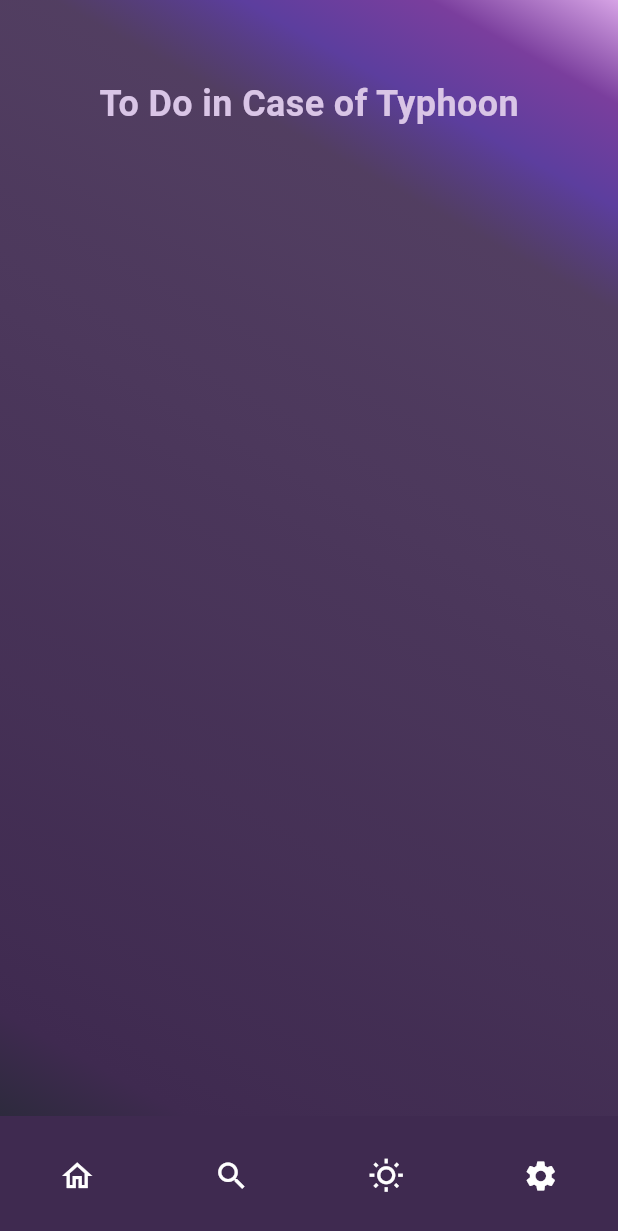
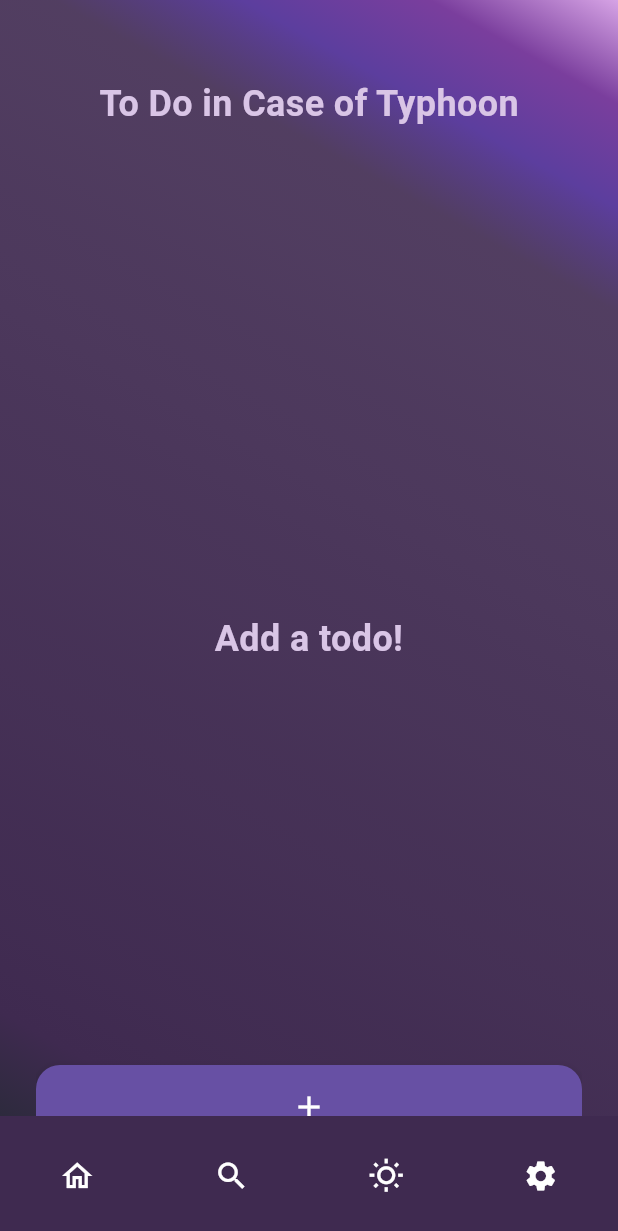
Before and after one commit to MattU27/NimbusNotes, a Flutter app: the screen it shows after launch, item 4 of the bottom bar chosen, on a phone screen of 412 x 824 dp. Shown: the top 1231 px of the screen. Run offline on Flutter 3.47's test engine with Material 3 defaults, Android fonts, the phone set to English and light mode, and no system bars; our stand-ins replace cloud_firestore, dio, firebase_core, flutter_riverpod, geolocator, jiffy; accounts and stored records are empty; network calls fail.

Commit message:
Working Firebase Todo

```diff
--- /dev/null
+++ b/lib/models/todo.dart
@@ -0,0 +1,45 @@
+import 'package:cloud_firestore/cloud_firestore.dart';
+
+class Todo {
+  String task;
+  bool isDone;
+  Timestamp createdOn;
+  Timestamp updatedOn;
+
+  Todo({
+    required this.task,
+    required this.isDone,
+    required this.createdOn,
+    required this.updatedOn,
+  });
+
+  Todo.fromJson(Map<String, Object?> json)
+      : this(
+          task: json['task']! as String,
+          isDone: json['isDone']! as bool,
+          createdOn: json['createdOn']! as Timestamp,
+          updatedOn: json['updatedOn']! as Timestamp,
+        );
+
+  Todo copyWith({
+    String? task,
+    bool? isDone,
+    Timestamp? createdOn,
+    Timestamp? updatedOn,
+  }) {
+    return Todo(
+        task: task ?? this.task,
+        isDone: isDone ?? this.isDone,
+        createdOn: createdOn ?? this.createdOn,
+        updatedOn: updatedOn ?? this.updatedOn);
+  }
+
+  Map<String, Object?> toJson() {
+    return {
+      'task': task,
+      'isDone': isDone,
+      'createdOn': createdOn,
+      'updatedOn': updatedOn,
+    };
+  }
+}
--- a/lib/screens/Todo_screen.dart
+++ b/lib/screens/Todo_screen.dart
@@ -1,9 +1,22 @@
+import 'package:cloud_firestore/cloud_firestore.dart';
 import 'package:flutter/material.dart';
+import 'package:intl/intl.dart';
+
 import '/constants/text_styles.dart';
 import '/views/gradient_container.dart';
+import '/models/todo.dart';
+import '/services/database_service.dart';
 
-class TodoScreen extends StatelessWidget {
+class TodoScreen extends StatefulWidget {
   const TodoScreen({super.key});
+
+  @override
+  State<TodoScreen> createState() => _TodoScreenState();
+}
+
+class _TodoScreenState extends State<TodoScreen> {
+  final TextEditingController _textEditingController = TextEditingController();
+  final DatabaseService _databaseService = DatabaseService();
 
   @override
   Widget build(BuildContext context) {
@@ -12,22 +25,119 @@ class TodoScreen extends StatelessWidget {
         SizedBox(
           height: MediaQuery.of(context).size.height - 150,
           width: double.infinity,
-          child: const Column(
-            mainAxisAlignment: MainAxisAlignment.start, // Aligns children to the top
+          child: Column(
+            mainAxisAlignment: MainAxisAlignment.start,
             children: [
-              Padding(
+              const Padding(
                 padding: EdgeInsets.all(16.0),
                 child: Text(
                   'To Do in Case of Typhoon',
-                  style: TextStyles.h1, // Use the same style as the title in ForecastReportScreen
-                  textAlign: TextAlign.left, // Align text to the left
+                  style: TextStyles.h1,
+                  textAlign: TextAlign.left,
                 ),
               ),
-              SizedBox(height: 40), // Spacing
+              const SizedBox(height: 40),
+              Expanded(child: _buildTodoList()),
             ],
+          ),
+        ),
+        FloatingActionButton(
+          onPressed: _displayTextInputDialog,
+          backgroundColor: Theme.of(context).colorScheme.primary,
+          child: const Icon(
+            Icons.add,
+            color: Colors.white,
           ),
         ),
       ],
     );
   }
+
+     Widget _buildTodoList() {
+  return StreamBuilder<QuerySnapshot<Todo>>(
+    stream: _databaseService.getTodos(),
+    builder: (context, snapshot) {
+      if (snapshot.connectionState == ConnectionState.waiting) {
+        return const Center(child: CircularProgressIndicator());
+      }
+      if (snapshot.hasError) {
+        return Center(child: Text('Error: ${snapshot.error}'));
+      }
+      List<Todo> todos = snapshot.data?.docs.map((doc) => doc.data()).toList() ?? [];
+      if (todos.isEmpty) {
+        return const Center(
+          child: Text(
+            "Add a todo!",
+            style: TextStyles.h1, // Use the same style as the title
+            textAlign: TextAlign.center,
+          ),
+        );
+      }
+      return ListView.builder(
+        itemCount: todos.length,
+        itemBuilder: (context, index) {
+          Todo todo = todos[index];
+          String todoId = snapshot.data!.docs[index].id; // Get the document ID
+          return Padding(
+            padding: const EdgeInsets.symmetric(vertical: 10, horizontal: 10),
+            child: ListTile(
+              tileColor: Theme.of(context).colorScheme.primaryContainer,
+              title: Text(todo.task, style: TextStyles.h2),
+              subtitle: Text(
+                DateFormat("dd-MM-yyyy h:mm a").format(todo.updatedOn.toDate()),
+                style: TextStyle(color: Colors.grey[600]),
+              ),
+              trailing: Checkbox(
+                value: todo.isDone,
+                onChanged: (value) {
+                  Todo updatedTodo = todo.copyWith(
+                    isDone: !todo.isDone,
+                    updatedOn: Timestamp.now(),
+                  );
+                  _databaseService.updateTodo(todoId, updatedTodo);
+                },
+              ),
+              onLongPress: () {
+                _databaseService.deleteTodo(todoId);
+              },
+            ),
+          );
+        },
+      );
+    },
+  );
 }
+
+  void _displayTextInputDialog() async {
+    return showDialog(
+      context: context,
+      builder: (context) {
+        return AlertDialog(
+          title: const Text('Add a todo'),
+          content: TextField(
+            controller: _textEditingController,
+            decoration: const InputDecoration(hintText: "Todo..."),
+          ),
+          actions: <Widget>[
+            MaterialButton(
+              color: Theme.of(context).colorScheme.primary,
+              textColor: Colors.white,
+              child: const Text('Ok'),
+              onPressed: () {
+                Todo todo = Todo(
+                  task: _textEditingController.text,
+                  isDone: false,
+                  createdOn: Timestamp.now(),
+                  updatedOn: Timestamp.now(),
+                );
+                _databaseService.addTodo(todo);
+                Navigator.pop(context);
+                _textEditingController.clear();
+              },
+            ),
+          ],
+        );
+      },
+    );
+  }
+}
--- /dev/null
+++ b/lib/services/database_service.dart
@@ -0,0 +1,34 @@
+import 'package:cloud_firestore/cloud_firestore.dart';
+import 'package:weather_app_tutorial/models/todo.dart';
+
+
+const String TODO_COLLECTON_REF = "todos";
+
+class DatabaseService {
+  final _firestore = FirebaseFirestore.instance;
+
+  late final CollectionReference<Todo> _todosRef;
+
+  DatabaseService() {
+    _todosRef = _firestore.collection(TODO_COLLECTON_REF).withConverter<Todo>(
+      fromFirestore: (snapshots, _) => Todo.fromJson(snapshots.data()!),
+      toFirestore: (todo, _) => todo.toJson(),
+    );
+  }
+
+  Stream<QuerySnapshot<Todo>> getTodos() {
+    return _todosRef.snapshots();
+  }
+
+  void addTodo(Todo todo) async {
+    _todosRef.add(todo);
+  }
+
+  void updateTodo(String todoId, Todo todo) {
+    _todosRef.doc(todoId).update(todo.toJson());
+  }
+
+  void deleteTodo(String todoId) {
+    _todosRef.doc(todoId).delete();
+  }
+}
```
Also changed, not shown: lib/main.dart (+12 -1 lines).
